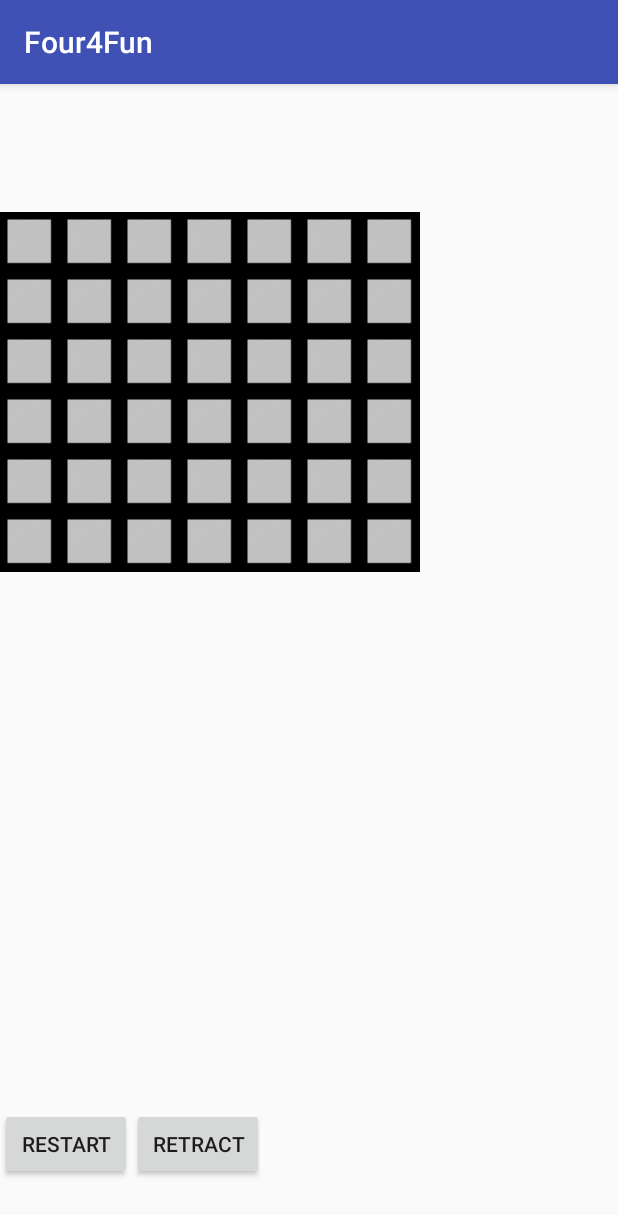
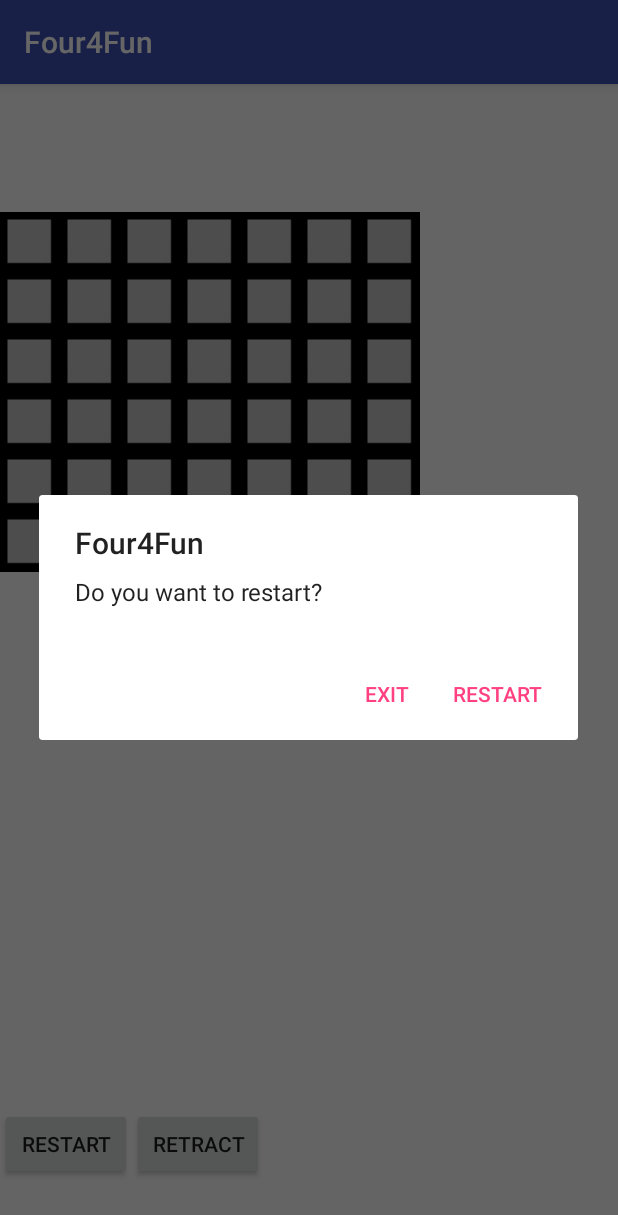
Before and after one commit to nikosheng/Four4Fun, an Android app: the screen it shows after launch (GameActivity), after a tap on "RESTART", on a phone screen of 412 x 824 dp. Shown: the top 1215 px of the screen. Run offline under Robolectric (Android 15) with nearby library versions, the phone set to English and light mode, and no system bars.

Commit message:
1.Add AlertDialog for Restart and Exit 2.Change the APK logo

```diff
--- a/app/src/main/AndroidManifest.xml
+++ b/app/src/main/AndroidManifest.xml
@@ -4,7 +4,7 @@
 
     <application
         android:allowBackup="true"
-        android:icon="@mipmap/ic_launcher"
+        android:icon="@drawable/logo"
         android:label="@string/app_name"
         android:supportsRtl="true"
         android:theme="@style/AppTheme">
--- a/app/src/main/java/hku/cs/four4fun/GameActivity.java
+++ b/app/src/main/java/hku/cs/four4fun/GameActivity.java
@@ -1,6 +1,8 @@
 package hku.cs.four4fun;
 
+import android.content.DialogInterface;
 import android.os.Bundle;
+import android.support.v7.app.AlertDialog;
 import android.support.v7.app.AppCompatActivity;
 import android.view.View;
 import android.widget.Button;
@@ -12,6 +14,8 @@ import java.util.Stack;
 import hku.cs.four4fun.model.Chess;
 import hku.cs.four4fun.model.ChessBoard;
 import hku.cs.four4fun.util.ChessTuple;
+
+import static hku.cs.four4fun.R.id.restart;
 
 public class GameActivity extends AppCompatActivity {
 
@@ -105,7 +109,7 @@ public class GameActivity extends AppCompatActivity {
             }
         }
 
-        restartButton = (Button) findViewById(R.id.restart);
+        restartButton = (Button) findViewById(restart);
         restartButton.setOnClickListener(new RestartButtionListener());
 
         retractButton = (Button) findViewById(R.id.retract);
@@ -130,6 +134,27 @@ public class GameActivity extends AppCompatActivity {
         retractStack.clear();
     }
 
+    public void restartOrExit() {
+        AlertDialog.Builder builder = new AlertDialog.Builder(GameActivity.this);
+        builder.setTitle("Four4Fun")
+               .setMessage("Do you want to restart?")
+               .setPositiveButton("RESTART", new DialogInterface.OnClickListener() {
+                   @Override
+                   public void onClick(DialogInterface dialogInterface, int id) {
+                       restartGame();
+                   }
+               })
+               .setNegativeButton("Exit", new DialogInterface.OnClickListener() {
+                   @Override
+                   public void onClick(DialogInterface dialogInterface, int id) {
+                       finish();
+                   }
+               });
+
+        AlertDialog alertDialog = builder.create();
+        alertDialog.show();
+    }
+
     class RetractButtonListener implements View.OnClickListener {
         @Override
         public void onClick(View view) {
@@ -149,7 +174,7 @@ public class GameActivity extends AppCompatActivity {
     class RestartButtionListener implements View.OnClickListener {
         @Override
         public void onClick(View view) {
-            restartGame();
+            restartOrExit();
         }
     }
 
@@ -157,7 +182,8 @@ public class GameActivity extends AppCompatActivity {
         @Override
         public void onClick(View view) {
             if (chessCountTracer == 41) {
-                Toast.makeText(GameActivity.this, "Draw", Toast.LENGTH_LONG).show();
+                Toast.makeText(GameActivity.this, "Draw", Toast.LENGTH_SHORT).show();
+                restartOrExit();
             }
 
             ImageView chess = (ImageView) view;
@@ -175,8 +201,9 @@ public class GameActivity extends AppCompatActivity {
                         chessBoardArray[i][chess_col].setType(1);
                         gameViews[i][chess_col].setImageResource(R.drawable.red);
                         if (board.isFourinRow(chess_row, chess_col, turnRole, chessBoardArray)) {
-                            Toast.makeText(GameActivity.this, "Winner is " + turnRole, Toast.LENGTH_LONG).show();
+                            Toast.makeText(GameActivity.this, "Winner is " + turnRole, Toast.LENGTH_SHORT).show();
                             board.printChessBoardArr(chessBoardArray);
+                            restartOrExit();
                         }
                         retractStack.push(new ChessTuple<Integer, Integer, String>(i, chess_col, turnRole));
                         turnRole = "Green";
@@ -184,8 +211,9 @@ public class GameActivity extends AppCompatActivity {
                         chessBoardArray[i][chess_col].setType(2);
                         gameViews[i][chess_col].setImageResource(R.drawable.green);
                         if (board.isFourinRow(chess_row, chess_col, turnRole, chessBoardArray)) {
-                            Toast.makeText(GameActivity.this, "Winner is " + turnRole, Toast.LENGTH_LONG).show();
+                            Toast.makeText(GameActivity.this, "Winner is " + turnRole, Toast.LENGTH_SHORT).show();
                             board.printChessBoardArr(chessBoardArray);
+                            restartOrExit();
                         }
                         retractStack.push(new ChessTuple<Integer, Integer, String>(i, chess_col, turnRole));
                         turnRole = "Red";
```
Also changed, not shown: app/src/main/res/drawable/logo.png (added).
